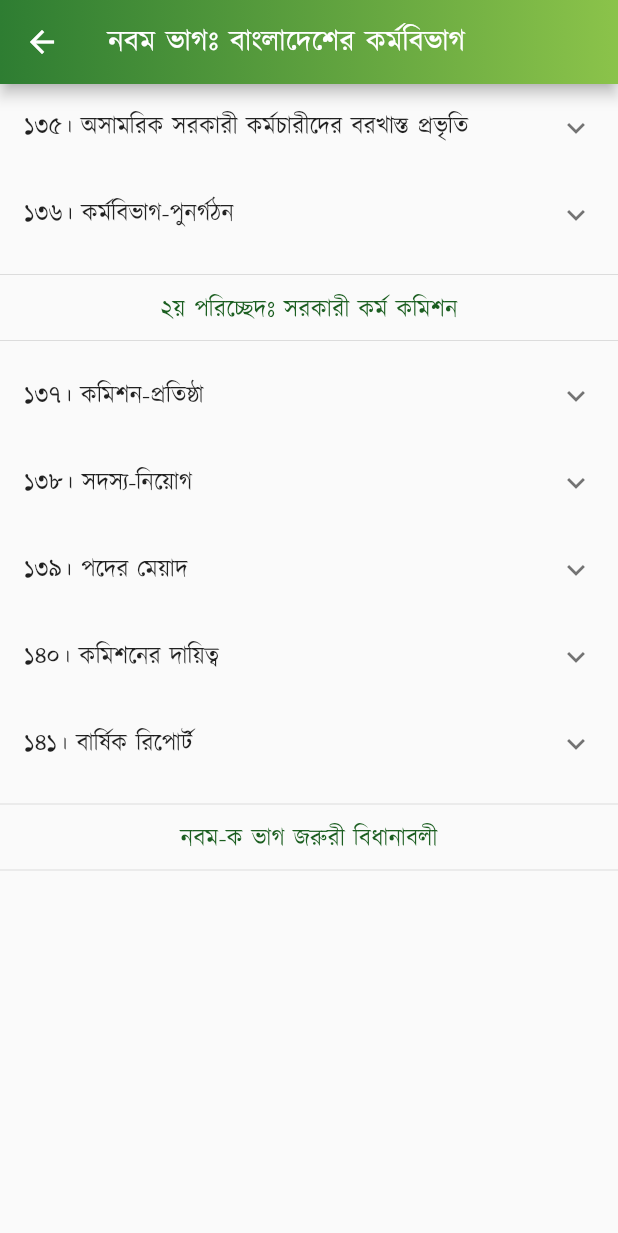
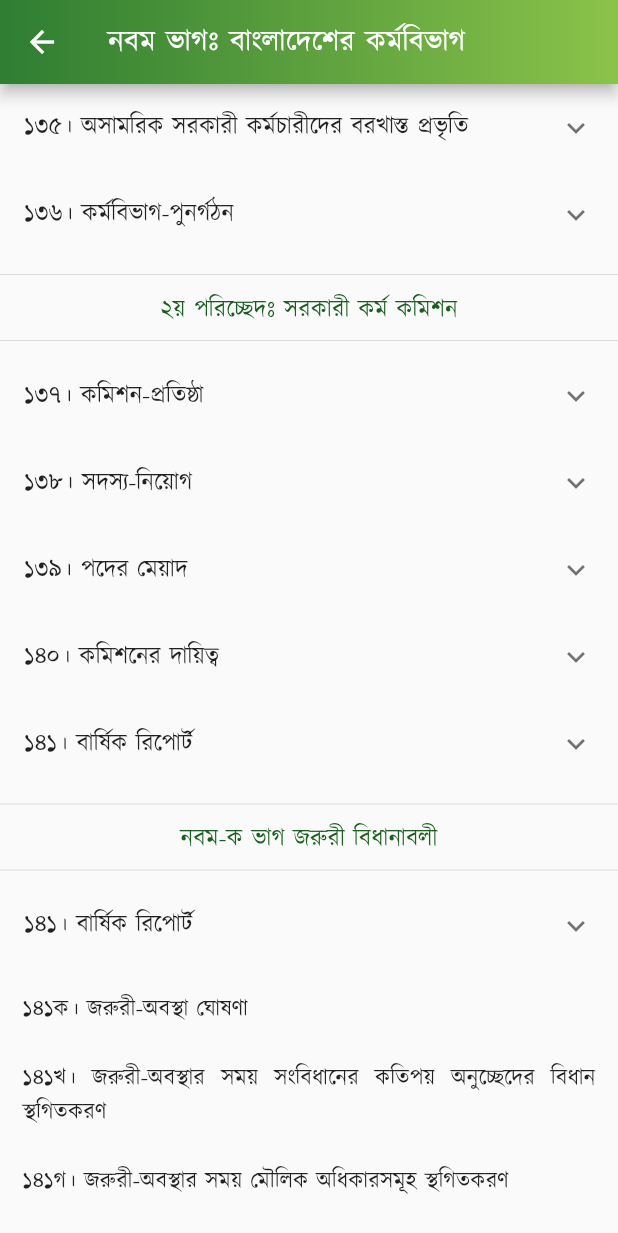
Before and after one commit to Azimul-Haque/flutter-onesignal, a Flutter app: the PartNine screen opened directly, scrolled down 217 dp, on a phone screen of 412 x 824 dp. Shown: the top 1233 px of the screen. Run offline on Flutter 3.47's test engine with Material 2 defaults, Android fonts, the phone set to English and light mode, and no system bars; our stand-ins replace fluttertoast, package_info_plus, percent_indicator, shared_preferences, sqflite; missing offline and left inert: blinking_text, flutter_share, onesignal_flutter, slide_popup_dialog; accounts and stored records are empty; network calls fail.

Commit message:
Commit Sat 04/30/2022  0:18:29.21 28381

```diff
--- a/lib/pages/constitution/part9.dart
+++ b/lib/pages/constitution/part9.dart
@@ -208,11 +208,31 @@ class PartNine extends StatelessWidget {
             textAlign: TextAlign.center,
           ),
           Divider(),
+          ExpansionTile(
+            title: Text('১৪১। বার্ষিক রিপোর্ট'),
+            children: <Widget>[
+              ListTile(
+                  title: SelectableText(
+                '১৪১। (১) প্রত্যেক কমিশন প্রতি বৎসর মার্চ মাসের প্রথম দিবসে বা তাহার পূর্বে পূর্ববর্তী একত্রিশে ডিসেম্বরে সমাপ্ত এক বৎসরে স্বীয় কার্যাবলী সম্বন্ধে রিপোর্ট প্রস্তুত করিবেন এবং তাহা রাষ্ট্রপতির নিকট পেশ করিবেন।',
+                textAlign: TextAlign.justify,
+              )),
+              ListTile(
+                  title: SelectableText(
+                '(২) রিপোর্টের সহিত একটি স্মারকলিপি থাকিবে, যাহাতে \n(ক) কোন ক্ষেত্রে কমিশনের কোন পরামর্শ গৃহীত না হইয়া থাকিলে সেই ক্ষেত্র এবং পরামর্শ গৃহীত না হইবার কারণ; এবং \n(খ) যে সকল ক্ষেত্রে কমিশনের সহিত পরামর্শ করা উচিত ছিল অথচ পরামর্শ করা হয় নাই, সেই সকল ক্ষেত্র এবং পরামর্শ না করিবার কারণ; \nসম্বন্ধে কমিশন যতদূর অবগত, ততদূর লিপিবদ্ধ করিবেন।',
+                textAlign: TextAlign.justify,
+              )),
+              ListTile(
+                  title: SelectableText(
+                '(৩) যে বৎসর রিপোর্ট পেশ করা হইয়াছে, সেই বৎসর একত্রিশে মার্চের পর অনুষ্ঠিত সংসদের প্রথম বৈঠকে রাষ্ট্রপতি উক্ত রিপোর্ট ও স্মারকলিপি সংসদে উপস্থাপনের ব্যবস্থা করিবেন।',
+                textAlign: TextAlign.justify,
+              )),
+            ],
+          ),
           Padding(
             padding: EdgeInsets.all(15),
             child: Column(children: <Widget>[
               Text(
-                " \n\n \n\n \n\n \n\n \n\n\nনবম-ক ভাগ জরুরী বিধানাবলী \n\n১৪১ক। জরুরী-অবস্থা ঘোষণা \n\n১৪১খ। জরুরী-অবস্থার সময় সংবিধানের কতিপয় অনুচ্ছেদের বিধান স্থগিতকরণ \n\n১৪১গ। জরুরী-অবস্থার সময় মৌলিক অধিকারসমূহ স্থগিতকরণ",
+                "১৪১ক। জরুরী-অবস্থা ঘোষণা \n\n১৪১খ। জরুরী-অবস্থার সময় সংবিধানের কতিপয় অনুচ্ছেদের বিধান স্থগিতকরণ \n\n১৪১গ। জরুরী-অবস্থার সময় মৌলিক অধিকারসমূহ স্থগিতকরণ",
                 style:
                     TextStyle(color: Colors.black87, fontSize: 15, height: 1.5),
                 textAlign: TextAlign.justify,
```
